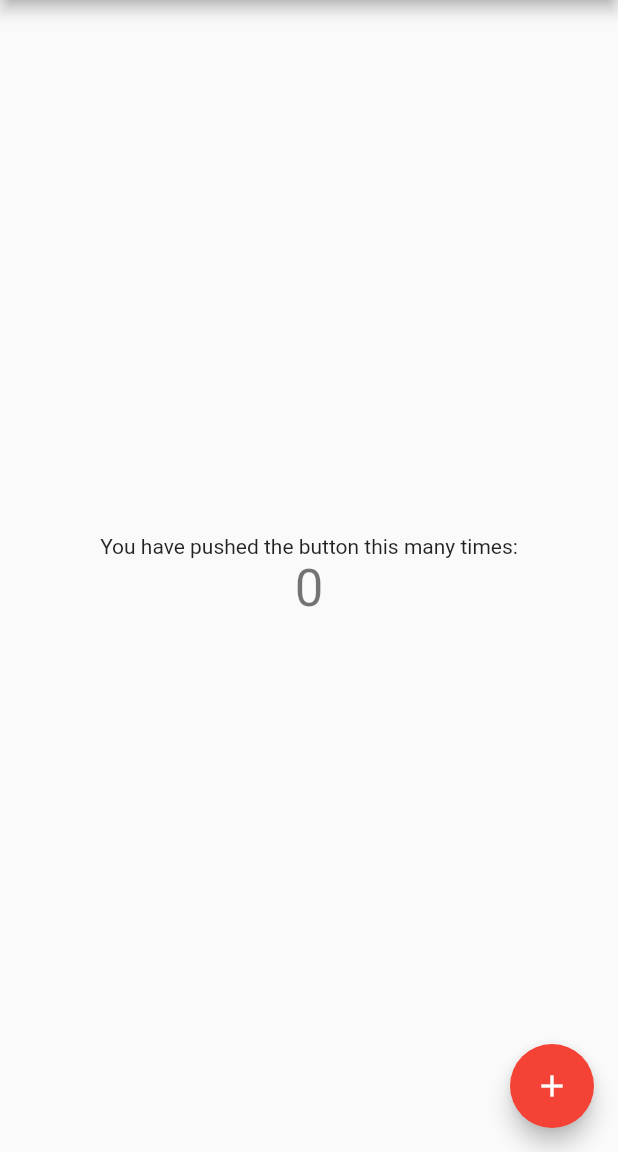
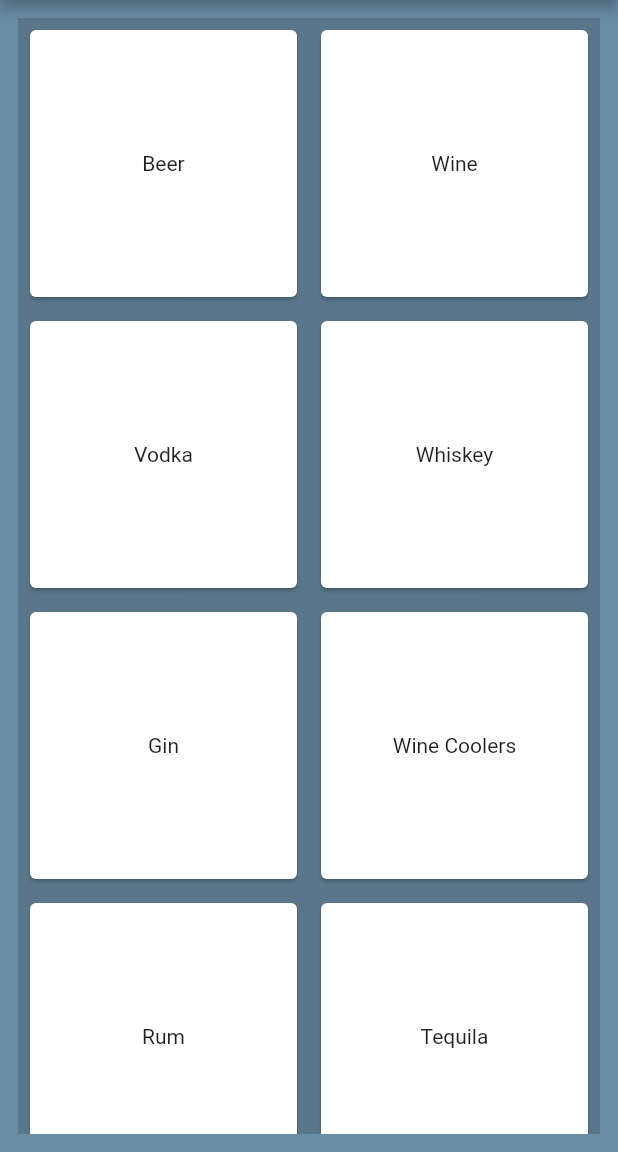
Before and after one commit to askudlarek/DiscountAlcohol, a Flutter app: the screen it shows after launch, on a phone screen of 412 x 824 dp, the part 84-1236 px from its top. Run offline on Flutter 3.47's test engine with Material 2 defaults, Android fonts, the phone set to English and light mode, and no system bars.

Commit message:
Add basic grid view to homepage

```diff
--- a/discount_alcohol/lib/main.dart
+++ b/discount_alcohol/lib/main.dart
@@ -3,7 +3,6 @@ import 'package:flutter/material.dart';
 void main() => runApp(DiscountAlcohol());
 
 class DiscountAlcohol extends StatelessWidget {
-  // This widget is the root of your application.
   @override
   Widget build(BuildContext context) {
     return MaterialApp(
@@ -27,12 +26,29 @@ class MyHomePage extends StatefulWidget {
 }
 
 class _MyHomePageState extends State<MyHomePage> {
-  int _counter = 0;
 
-  void _incrementCounter() {
-    setState(() {
-      _counter += 69;
-    });
+  // used by getGridCells to build grid view in homepage
+  Widget getGridCell(String text) {
+    return Container(
+      padding: EdgeInsets.all(4.0),
+      decoration: BoxDecoration(
+          color: Color.fromARGB(40, 0, 0, 0),
+      ),
+      child: Card(
+        child: Center(
+          child: Text(text),
+        ),
+      )
+    );
+  }
+
+  // builds a list of grid cells for the homepage
+  List<Widget> getGridCells(List<String> texts) {
+    List<Widget> widgets = [];
+    for (String s in texts) {
+      widgets.add(getGridCell(s));
+    }
+    return widgets;
   }
 
   @override
@@ -41,25 +57,22 @@ class _MyHomePageState extends State<MyHomePage> {
       appBar: AppBar(
         title: Text(widget.title),
       ),
-      body: Center(
-        child: Column(
-          mainAxisAlignment: MainAxisAlignment.center,
-          children: <Widget>[
-            Text(
-              'You have pushed the button this many times:',
+      backgroundColor: Color.fromARGB(200, 65, 108, 140),
+      body: Container(
+        padding: EdgeInsets.all(12.0),
+        child: GridView.count(
+            crossAxisCount: 2,  // number of columns
+            children: getGridCells(["Beer",
+              "Wine",
+              "Vodka",
+              "Whiskey",
+              "Gin",
+              "Wine Coolers",
+              "Rum",
+              "Tequila"]
             ),
-            Text(
-              '$_counter',
-              style: Theme.of(context).textTheme.display1,
-            ),
-          ],
-        ),
-      ),
-      floatingActionButton: FloatingActionButton(
-        onPressed: _incrementCounter,
-        tooltip: 'Increment',
-        child: Icon(Icons.add),
-      ),
+        )
+      )
     );
   }
 }
```
